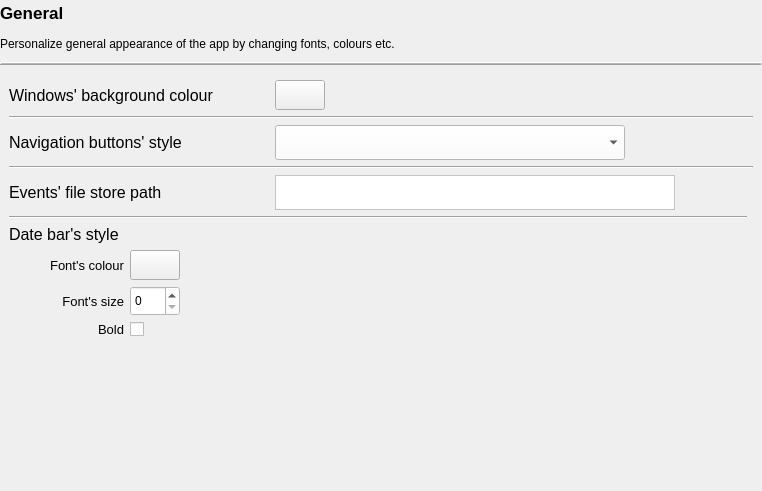
This is GUI/Autogenerated/SettingsWindow/AGGeneralSet.ui in Klaudia-24/Harmonogram as Qt 5 draws it before an edit. The edited form follows.
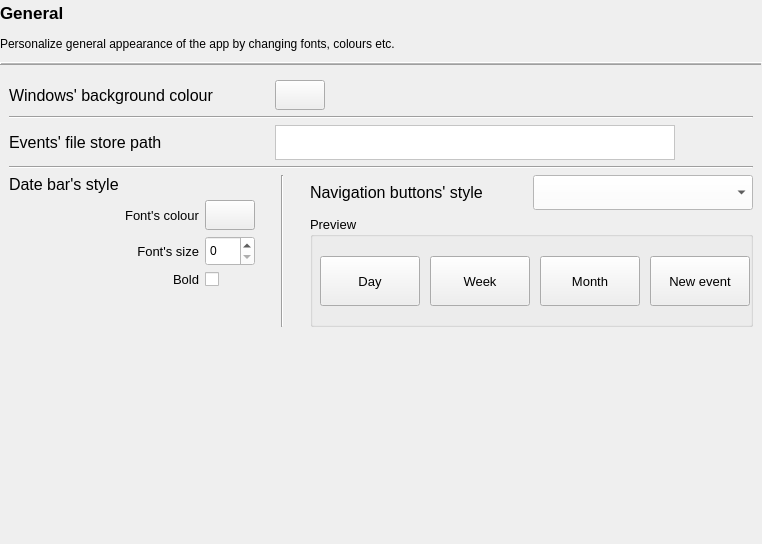
This is the edited form.

Commit message: Added buttons colour setting.

The edit to the form file:
```diff
--- a/GUI/Autogenerated/SettingsWindow/AGGeneralSet.ui
+++ b/GUI/Autogenerated/SettingsWindow/AGGeneralSet.ui
@@ -7,7 +7,7 @@
     <x>0</x>
     <y>0</y>
     <width>762</width>
-    <height>491</height>
+    <height>544</height>
    </rect>
   </property>
   <property name="windowTitle">
@@ -66,92 +66,34 @@
         <x>0</x>
         <y>0</y>
         <width>762</width>
-        <height>420</height>
+        <height>473</height>
        </rect>
       </property>
       <layout class="QGridLayout" name="gridLayout_8">
        <item row="0" column="0">
-        <layout class="QGridLayout" name="gridLayout_7">
+        <layout class="QGridLayout" name="gridLayout_7" columnstretch="0,0">
          <item row="4" column="0">
           <layout class="QGridLayout" name="gridLayout_6">
            <item row="1" column="0">
-            <widget class="QLabel" name="sectionTitleLabel_4">
-             <property name="font">
-              <font>
-               <pointsize>12</pointsize>
-              </font>
-             </property>
-             <property name="text">
-              <string>Date bar's style</string>
-             </property>
-            </widget>
-           </item>
-           <item row="2" column="0">
             <layout class="QGridLayout" name="gridLayout_5">
-             <item row="0" column="2">
-              <widget class="QPushButton" name="dateBarFontColourBtn">
-               <property name="minimumSize">
-                <size>
-                 <width>50</width>
-                 <height>30</height>
-                </size>
-               </property>
-               <property name="maximumSize">
-                <size>
-                 <width>50</width>
-                 <height>30</height>
-                </size>
-               </property>
-               <property name="text">
-                <string/>
-               </property>
-              </widget>
-             </item>
-             <item row="2" column="1">
-              <widget class="QLabel" name="dateBarFontBoldLabel">
-               <property name="font">
-                <font>
-                 <pointsize>10</pointsize>
-                </font>
-               </property>
-               <property name="text">
-                <string>Bold</string>
-               </property>
-               <property name="alignment">
-                <set>Qt::AlignRight|Qt::AlignTrailing|Qt::AlignVCenter</set>
-               </property>
-              </widget>
-             </item>
              <item row="1" column="3">
               <spacer name="horizontalSpacer_4">
                <property name="orientation">
                 <enum>Qt::Horizontal</enum>
                </property>
+               <property name="sizeType">
+                <enum>QSizePolicy::Fixed</enum>
+               </property>
                <property name="sizeHint" stdset="0">
                 <size>
-                 <width>40</width>
+                 <width>20</width>
                  <height>20</height>
                 </size>
                </property>
               </spacer>
              </item>
-             <item row="1" column="1">
-              <widget class="QLabel" name="dateBarFontSizeLabel">
-               <property name="font">
-                <font>
-                 <pointsize>10</pointsize>
-                </font>
-               </property>
-               <property name="text">
-                <string>Font's size</string>
-               </property>
-               <property name="alignment">
-                <set>Qt::AlignRight|Qt::AlignTrailing|Qt::AlignVCenter</set>
-               </property>
-              </widget>
-             </item>
-             <item row="1" column="2">
-              <widget class="QSpinBox" name="dateBarFontSizeSpinBox">
+             <item row="0" column="2">
+              <widget class="QPushButton" name="dateBarFontColourBtn">
                <property name="minimumSize">
                 <size>
                  <width>50</width>
@@ -164,13 +106,8 @@
                  <height>30</height>
                 </size>
                </property>
-               <property name="font">
-                <font>
-                 <pointsize>9</pointsize>
-                </font>
-               </property>
-               <property name="styleSheet">
-                <string notr="true">background-color: rgb(255,255,255);</string>
+               <property name="text">
+                <string/>
                </property>
               </widget>
              </item>
@@ -183,6 +120,12 @@
              </item>
              <item row="0" column="1">
               <widget class="QLabel" name="dateBarFontColourLabel">
+               <property name="maximumSize">
+                <size>
+                 <width>130</width>
+                 <height>16777215</height>
+                </size>
+               </property>
                <property name="font">
                 <font>
                  <pointsize>10</pointsize>
@@ -206,46 +149,149 @@
                </property>
                <property name="sizeHint" stdset="0">
                 <size>
-                 <width>40</width>
+                 <width>60</width>
                  <height>20</height>
                 </size>
                </property>
               </spacer>
              </item>
+             <item row="1" column="2">
+              <widget class="QSpinBox" name="dateBarFontSizeSpinBox">
+               <property name="minimumSize">
+                <size>
+                 <width>50</width>
+                 <height>30</height>
+                </size>
+               </property>
+               <property name="maximumSize">
+                <size>
+                 <width>50</width>
+                 <height>30</height>
+                </size>
+               </property>
+               <property name="font">
+                <font>
+                 <pointsize>9</pointsize>
+                </font>
+               </property>
+               <property name="styleSheet">
+                <string notr="true">background-color: rgb(255,255,255);</string>
+               </property>
+              </widget>
+             </item>
+             <item row="1" column="1">
+              <widget class="QLabel" name="dateBarFontSizeLabel">
+               <property name="maximumSize">
+                <size>
+                 <width>130</width>
+                 <height>16777215</height>
+                </size>
+               </property>
+               <property name="font">
+                <font>
+                 <pointsize>10</pointsize>
+                </font>
+               </property>
+               <property name="text">
+                <string>Font's size</string>
+               </property>
+               <property name="alignment">
+                <set>Qt::AlignRight|Qt::AlignTrailing|Qt::AlignVCenter</set>
+               </property>
+              </widget>
+             </item>
+             <item row="2" column="1">
+              <widget class="QLabel" name="dateBarFontBoldLabel">
+               <property name="maximumSize">
+                <size>
+                 <width>130</width>
+                 <height>16777215</height>
+                </size>
+               </property>
+               <property name="font">
+                <font>
+                 <pointsize>10</pointsize>
+                </font>
+               </property>
+               <property name="text">
+                <string>Bold</string>
+               </property>
+               <property name="alignment">
+                <set>Qt::AlignRight|Qt::AlignTrailing|Qt::AlignVCenter</set>
+               </property>
+              </widget>
+             </item>
+             <item row="3" column="1">
+              <spacer name="verticalSpacer_2">
+               <property name="orientation">
+                <enum>Qt::Vertical</enum>
+               </property>
+               <property name="sizeHint" stdset="0">
+                <size>
+                 <width>20</width>
+                 <height>40</height>
+                </size>
+               </property>
+              </spacer>
+             </item>
             </layout>
            </item>
+           <item row="0" column="1" rowspan="2">
+            <widget class="Line" name="line_5">
+             <property name="orientation">
+              <enum>Qt::Vertical</enum>
+             </property>
+            </widget>
+           </item>
            <item row="0" column="0">
-            <widget class="Line" name="line_2">
+            <widget class="QLabel" name="sectionTitleLabel_4">
+             <property name="font">
+              <font>
+               <pointsize>12</pointsize>
+              </font>
+             </property>
+             <property name="text">
+              <string>Date bar's style</string>
+             </property>
+            </widget>
+           </item>
+           <item row="0" column="2" rowspan="2">
+            <spacer name="horizontalSpacer_2">
              <property name="orientation">
               <enum>Qt::Horizontal</enum>
              </property>
-            </widget>
+             <property name="sizeType">
+              <enum>QSizePolicy::Fixed</enum>
+             </property>
+             <property name="sizeHint" stdset="0">
+              <size>
+               <width>20</width>
+               <height>20</height>
+              </size>
+             </property>
+            </spacer>
            </item>
           </layout>
          </item>
          <item row="0" column="0" colspan="2">
           <layout class="QGridLayout" name="gridLayout_2" columnstretch="0,0,0">
-           <item row="2" column="0">
-            <widget class="QLabel" name="sectionTitleLabel_2">
-             <property name="minimumSize">
-              <size>
-               <width>260</width>
-               <height>0</height>
-              </size>
+           <item row="0" column="2">
+            <spacer name="horizontalSpacer">
+             <property name="orientation">
+              <enum>Qt::Horizontal</enum>
              </property>
-             <property name="maximumSize">
+             <property name="sizeHint" stdset="0">
               <size>
-               <width>260</width>
-               <height>16777215</height>
+               <width>40</width>
+               <height>20</height>
               </size>
              </property>
-             <property name="font">
-              <font>
-               <pointsize>12</pointsize>
-              </font>
-             </property>
-             <property name="text">
-              <string>Navigation buttons' style</string>
+            </spacer>
+           </item>
+           <item row="1" column="0" colspan="3">
+            <widget class="Line" name="line_3">
+             <property name="orientation">
+              <enum>Qt::Horizontal</enum>
              </property>
             </widget>
            </item>
@@ -277,52 +323,6 @@
              </property>
             </widget>
            </item>
-           <item row="2" column="1">
-            <widget class="QComboBox" name="navBtnStyleComboBox">
-             <property name="minimumSize">
-              <size>
-               <width>350</width>
-               <height>35</height>
-              </size>
-             </property>
-             <property name="maximumSize">
-              <size>
-               <width>300</width>
-               <height>35</height>
-              </size>
-             </property>
-             <property name="layoutDirection">
-              <enum>Qt::LeftToRight</enum>
-             </property>
-             <property name="styleSheet">
-              <string notr="true">background-color: rgb(255,255,255);</string>
-             </property>
-            </widget>
-           </item>
-           <item row="4" column="0">
-            <widget class="QLabel" name="sectionTitleLabel_3">
-             <property name="minimumSize">
-              <size>
-               <width>260</width>
-               <height>0</height>
-              </size>
-             </property>
-             <property name="maximumSize">
-              <size>
-               <width>260</width>
-               <height>16777215</height>
-              </size>
-             </property>
-             <property name="font">
-              <font>
-               <pointsize>12</pointsize>
-              </font>
-             </property>
-             <property name="text">
-              <string>Events' file store path</string>
-             </property>
-            </widget>
-           </item>
            <item row="0" column="0">
             <widget class="QLabel" name="sectionTitleLabel_1">
              <property name="sizePolicy">
@@ -353,20 +353,14 @@
              </property>
             </widget>
            </item>
-           <item row="0" column="2">
-            <spacer name="horizontalSpacer">
+           <item row="3" column="0" colspan="3">
+            <widget class="Line" name="line_6">
              <property name="orientation">
               <enum>Qt::Horizontal</enum>
              </property>
-             <property name="sizeHint" stdset="0">
-              <size>
-               <width>40</width>
-               <height>20</height>
-              </size>
-             </property>
-            </spacer>
+            </widget>
            </item>
-           <item row="4" column="1">
+           <item row="2" column="1">
             <widget class="QPlainTextEdit" name="eventsFilePathPlainTextEdit">
              <property name="minimumSize">
               <size>
@@ -382,7 +376,7 @@
              </property>
              <property name="font">
               <font>
-               <pointsize>9</pointsize>
+               <pointsize>10</pointsize>
               </font>
              </property>
              <property name="styleSheet">
@@ -393,18 +387,203 @@
              </property>
             </widget>
            </item>
-           <item row="1" column="0" colspan="3">
-            <widget class="Line" name="line_4">
-             <property name="orientation">
-              <enum>Qt::Horizontal</enum>
+           <item row="2" column="0">
+            <widget class="QLabel" name="sectionTitleLabel_3">
+             <property name="minimumSize">
+              <size>
+               <width>260</width>
+               <height>0</height>
+              </size>
              </property>
+             <property name="maximumSize">
+              <size>
+               <width>260</width>
+               <height>16777215</height>
+              </size>
+             </property>
+             <property name="font">
+              <font>
+               <pointsize>12</pointsize>
+              </font>
+             </property>
+             <property name="text">
+              <string>Events' file store path</string>
+             </property>
             </widget>
            </item>
-           <item row="3" column="0" colspan="3">
-            <widget class="Line" name="line_3">
-             <property name="orientation">
-              <enum>Qt::Horizontal</enum>
+          </layout>
+         </item>
+         <item row="4" column="1">
+          <layout class="QGridLayout" name="gridLayout_3">
+           <item row="0" column="3">
+            <widget class="QComboBox" name="navBtnStyleComboBox">
+             <property name="minimumSize">
+              <size>
+               <width>220</width>
+               <height>35</height>
+              </size>
              </property>
+             <property name="maximumSize">
+              <size>
+               <width>220</width>
+               <height>35</height>
+              </size>
+             </property>
+             <property name="font">
+              <font>
+               <pointsize>10</pointsize>
+              </font>
+             </property>
+             <property name="styleSheet">
+              <string notr="true">background-color: rgb(255,255,255);</string>
+             </property>
+            </widget>
+           </item>
+           <item row="0" column="0" colspan="3">
+            <widget class="QLabel" name="label_2">
+             <property name="font">
+              <font>
+               <pointsize>12</pointsize>
+              </font>
+             </property>
+             <property name="text">
+              <string>Navigation buttons' style</string>
+             </property>
+            </widget>
+           </item>
+           <item row="1" column="0" rowspan="2" colspan="4">
+            <widget class="QGroupBox" name="groupBox">
+             <property name="font">
+              <font>
+               <pointsize>10</pointsize>
+              </font>
+             </property>
+             <property name="styleSheet">
+              <string notr="true"/>
+             </property>
+             <property name="title">
+              <string>Preview</string>
+             </property>
+             <widget class="QPushButton" name="dayColourBtn">
+              <property name="geometry">
+               <rect>
+                <x>10</x>
+                <y>40</y>
+                <width>100</width>
+                <height>50</height>
+               </rect>
+              </property>
+              <property name="minimumSize">
+               <size>
+                <width>100</width>
+                <height>50</height>
+               </size>
+              </property>
+              <property name="maximumSize">
+               <size>
+                <width>100</width>
+                <height>50</height>
+               </size>
+              </property>
+              <property name="font">
+               <font>
+                <pointsize>10</pointsize>
+               </font>
+              </property>
+              <property name="text">
+               <string>Day</string>
+              </property>
+             </widget>
+             <widget class="QPushButton" name="weekColourBtn">
+              <property name="geometry">
+               <rect>
+                <x>120</x>
+                <y>40</y>
+                <width>100</width>
+                <height>50</height>
+               </rect>
+              </property>
+              <property name="minimumSize">
+               <size>
+                <width>100</width>
+                <height>50</height>
+               </size>
+              </property>
+              <property name="maximumSize">
+               <size>
+                <width>100</width>
+                <height>50</height>
+               </size>
+              </property>
+              <property name="font">
+               <font>
+                <pointsize>10</pointsize>
+               </font>
+              </property>
+              <property name="text">
+               <string>Week</string>
+              </property>
+             </widget>
+             <widget class="QPushButton" name="monthColourBtn">
+              <property name="geometry">
+               <rect>
+                <x>230</x>
+                <y>40</y>
+                <width>100</width>
+                <height>50</height>
+               </rect>
+              </property>
+              <property name="minimumSize">
+               <size>
+                <width>100</width>
+                <height>50</height>
+               </size>
+              </property>
+              <property name="maximumSize">
+               <size>
+                <width>100</width>
+                <height>50</height>
+               </size>
+              </property>
+              <property name="font">
+               <font>
+                <pointsize>10</pointsize>
+               </font>
+              </property>
+              <property name="text">
+               <string>Month</string>
+              </property>
+             </widget>
+             <widget class="QPushButton" name="newEventColourBtn">
+              <property name="geometry">
+               <rect>
+                <x>340</x>
+                <y>40</y>
+                <width>100</width>
+                <height>50</height>
+               </rect>
+              </property>
+              <property name="minimumSize">
+               <size>
+                <width>100</width>
+                <height>50</height>
+               </size>
+              </property>
+              <property name="maximumSize">
+               <size>
+                <width>100</width>
+                <height>50</height>
+               </size>
+              </property>
+              <property name="font">
+               <font>
+                <pointsize>10</pointsize>
+               </font>
+              </property>
+              <property name="text">
+               <string>New event</string>
+              </property>
+             </widget>
             </widget>
            </item>
           </layout>
@@ -419,7 +598,7 @@
          <property name="sizeHint" stdset="0">
           <size>
            <width>20</width>
-           <height>40</height>
+           <height>20</height>
           </size>
          </property>
         </spacer>
```
The commit also changes 5 other files.
